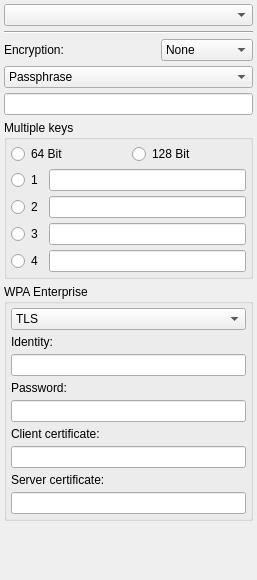
openmoko/qtopia, file src/plugins/network/lan/wirelessencryptbase.ui: the form before one commit.
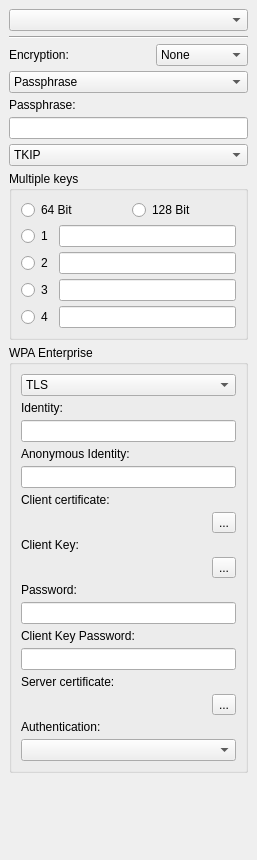
The form after the commit.

```diff
--- a/src/plugins/network/lan/wirelessencryptbase.ui
+++ b/src/plugins/network/lan/wirelessencryptbase.ui
@@ -6,7 +6,7 @@
     <x>0</x>
     <y>0</y>
     <width>257</width>
-    <height>580</height>
+    <height>860</height>
    </rect>
   </property>
   <property name="windowTitle" >
@@ -14,7 +14,7 @@
   </property>
   <layout class="QVBoxLayout" >
    <property name="margin" >
-    <number>4</number>
+    <number>9</number>
    </property>
    <property name="spacing" >
     <number>5</number>
@@ -102,6 +102,27 @@
      </item>
     </widget>
    </item>
+   <item>
+    <widget class="QLabel" name="pskPwLabel" >
+     <property name="sizePolicy" >
+      <sizepolicy>
+       <hsizetype>5</hsizetype>
+       <vsizetype>1</vsizetype>
+       <horstretch>0</horstretch>
+       <verstretch>0</verstretch>
+      </sizepolicy>
+     </property>
+     <property name="text" >
+      <string>Passphrase:</string>
+     </property>
+     <property name="wordWrap" >
+      <bool>true</bool>
+     </property>
+     <property name="buddy" >
+      <cstring>passphrase</cstring>
+     </property>
+    </widget>
+   </item>
    <item>
     <widget class="QLineEdit" name="passphrase" >
      <property name="echoMode" >
@@ -109,6 +130,20 @@
      </property>
     </widget>
    </item>
+   <item>
+    <widget class="QComboBox" name="wpa_psk_encrypt" >
+     <item>
+      <property name="text" >
+       <string>TKIP</string>
+      </property>
+     </item>
+     <item>
+      <property name="text" >
+       <string>AES</string>
+      </property>
+     </item>
+    </widget>
+   </item>
    <item>
     <widget class="QGroupBox" name="multkeys" >
      <property name="title" >
@@ -116,7 +151,7 @@
      </property>
      <layout class="QVBoxLayout" >
       <property name="margin" >
-       <number>4</number>
+       <number>9</number>
       </property>
       <property name="spacing" >
        <number>5</number>
@@ -235,7 +270,7 @@
      </property>
      <layout class="QVBoxLayout" >
       <property name="margin" >
-       <number>4</number>
+       <number>9</number>
       </property>
       <property name="spacing" >
        <number>5</number>
@@ -261,9 +296,20 @@
       </item>
       <item>
        <widget class="QLabel" name="identityLabel" >
+        <property name="sizePolicy" >
+         <sizepolicy>
+          <hsizetype>5</hsizetype>
+          <vsizetype>1</vsizetype>
+          <horstretch>0</horstretch>
+          <verstretch>0</verstretch>
+         </sizepolicy>
+        </property>
         <property name="text" >
          <string>Identity:</string>
         </property>
+        <property name="wordWrap" >
+         <bool>true</bool>
+        </property>
         <property name="buddy" >
          <cstring>identity</cstring>
         </property>
@@ -273,9 +319,20 @@
        <widget class="QLineEdit" name="identity" />
       </item>
       <item>
-       <widget class="QLabel" name="ident_passwordLabel" >
+       <widget class="QLabel" name="anonIdentityLabel" >
+        <property name="sizePolicy" >
+         <sizepolicy>
+          <hsizetype>5</hsizetype>
+          <vsizetype>1</vsizetype>
+          <horstretch>0</horstretch>
+          <verstretch>0</verstretch>
+         </sizepolicy>
+        </property>
         <property name="text" >
-         <string>Password:</string>
+         <string>Anonymous Identity:</string>
+        </property>
+        <property name="wordWrap" >
+         <bool>true</bool>
         </property>
         <property name="buddy" >
          <cstring>ident_passwordLabel</cstring>
@@ -283,37 +340,207 @@
        </widget>
       </item>
       <item>
-       <widget class="QLineEdit" name="ident_password" >
-        <property name="echoMode" >
-         <enum>QLineEdit::PasswordEchoOnEdit</enum>
-        </property>
-       </widget>
+       <widget class="QLineEdit" name="anon_ident" />
       </item>
       <item>
        <widget class="QLabel" name="clientCertLabel" >
+        <property name="sizePolicy" >
+         <sizepolicy>
+          <hsizetype>5</hsizetype>
+          <vsizetype>1</vsizetype>
+          <horstretch>0</horstretch>
+          <verstretch>0</verstretch>
+         </sizepolicy>
+        </property>
         <property name="text" >
          <string>Client certificate:</string>
         </property>
+        <property name="wordWrap" >
+         <bool>true</bool>
+        </property>
         <property name="buddy" >
          <cstring>client_cert</cstring>
         </property>
        </widget>
       </item>
       <item>
-       <widget class="QLineEdit" name="client_cert" />
+       <layout class="QHBoxLayout" >
+        <property name="margin" >
+         <number>0</number>
+        </property>
+        <property name="spacing" >
+         <number>6</number>
+        </property>
+        <item>
+         <widget class="QLabel" name="client_cert" />
+        </item>
+        <item>
+         <widget class="QToolButton" name="client_cert_selector" >
+          <property name="text" >
+           <string>...</string>
+          </property>
+         </widget>
+        </item>
+       </layout>
+      </item>
+      <item>
+       <widget class="QLabel" name="clientKeyLabel" >
+        <property name="sizePolicy" >
+         <sizepolicy>
+          <hsizetype>5</hsizetype>
+          <vsizetype>1</vsizetype>
+          <horstretch>0</horstretch>
+          <verstretch>0</verstretch>
+         </sizepolicy>
+        </property>
+        <property name="text" >
+         <string>Client Key:</string>
+        </property>
+        <property name="wordWrap" >
+         <bool>true</bool>
+        </property>
+       </widget>
+      </item>
+      <item>
+       <layout class="QHBoxLayout" >
+        <property name="margin" >
+         <number>0</number>
+        </property>
+        <property name="spacing" >
+         <number>6</number>
+        </property>
+        <item>
+         <widget class="QLabel" name="client_key" />
+        </item>
+        <item>
+         <widget class="QToolButton" name="client_key_selector" >
+          <property name="text" >
+           <string>...</string>
+          </property>
+         </widget>
+        </item>
+       </layout>
+      </item>
+      <item>
+       <widget class="QLabel" name="ident_passwordLabel" >
+        <property name="sizePolicy" >
+         <sizepolicy>
+          <hsizetype>5</hsizetype>
+          <vsizetype>1</vsizetype>
+          <horstretch>0</horstretch>
+          <verstretch>0</verstretch>
+         </sizepolicy>
+        </property>
+        <property name="text" >
+         <string>Password:</string>
+        </property>
+        <property name="wordWrap" >
+         <bool>true</bool>
+        </property>
+        <property name="buddy" >
+         <cstring>ident_password</cstring>
+        </property>
+       </widget>
+      </item>
+      <item>
+       <widget class="QLineEdit" name="ident_password" >
+        <property name="echoMode" >
+         <enum>QLineEdit::PasswordEchoOnEdit</enum>
+        </property>
+       </widget>
+      </item>
+      <item>
+       <widget class="QLabel" name="clientKeyPwLabel" >
+        <property name="sizePolicy" >
+         <sizepolicy>
+          <hsizetype>5</hsizetype>
+          <vsizetype>1</vsizetype>
+          <horstretch>0</horstretch>
+          <verstretch>0</verstretch>
+         </sizepolicy>
+        </property>
+        <property name="text" >
+         <string>Client Key Password:</string>
+        </property>
+        <property name="wordWrap" >
+         <bool>true</bool>
+        </property>
+        <property name="buddy" >
+         <cstring>client_key_pw</cstring>
+        </property>
+       </widget>
+      </item>
+      <item>
+       <widget class="QLineEdit" name="client_key_pw" >
+        <property name="echoMode" >
+         <enum>QLineEdit::PasswordEchoOnEdit</enum>
+        </property>
+       </widget>
       </item>
       <item>
        <widget class="QLabel" name="serverCertLabel" >
+        <property name="sizePolicy" >
+         <sizepolicy>
+          <hsizetype>5</hsizetype>
+          <vsizetype>1</vsizetype>
+          <horstretch>0</horstretch>
+          <verstretch>0</verstretch>
+         </sizepolicy>
+        </property>
         <property name="text" >
          <string>Server certificate:</string>
         </property>
+        <property name="wordWrap" >
+         <bool>true</bool>
+        </property>
         <property name="buddy" >
          <cstring>server_cert</cstring>
         </property>
        </widget>
       </item>
       <item>
-       <widget class="QLineEdit" name="server_cert" />
+       <layout class="QHBoxLayout" >
+        <property name="margin" >
+         <number>0</number>
+        </property>
+        <property name="spacing" >
+         <number>6</number>
+        </property>
+        <item>
+         <widget class="QLabel" name="server_cert" />
+        </item>
+        <item>
+         <widget class="QToolButton" name="server_cert_selector" >
+          <property name="text" >
+           <string>...</string>
+          </property>
+         </widget>
+        </item>
+       </layout>
+      </item>
+      <item>
+       <widget class="QLabel" name="authLabel" >
+        <property name="sizePolicy" >
+         <sizepolicy>
+          <hsizetype>5</hsizetype>
+          <vsizetype>1</vsizetype>
+          <horstretch>0</horstretch>
+          <verstretch>0</verstretch>
+         </sizepolicy>
+        </property>
+        <property name="text" >
+         <string>Authentication:</string>
+        </property>
+        <property name="wordWrap" >
+         <bool>true</bool>
+        </property>
+        <property name="buddy" >
+         <cstring>authentication</cstring>
+        </property>
+       </widget>
+      </item>
+      <item>
+       <widget class="QComboBox" name="authentication" />
       </item>
      </layout>
     </widget>
@@ -325,8 +552,8 @@
      </property>
      <property name="sizeHint" >
       <size>
-       <width>20</width>
-       <height>40</height>
+       <width>4</width>
+       <height>16</height>
       </size>
      </property>
     </spacer>
```
Left out of the diff: 5 changed lines with no effect on the pictures.
